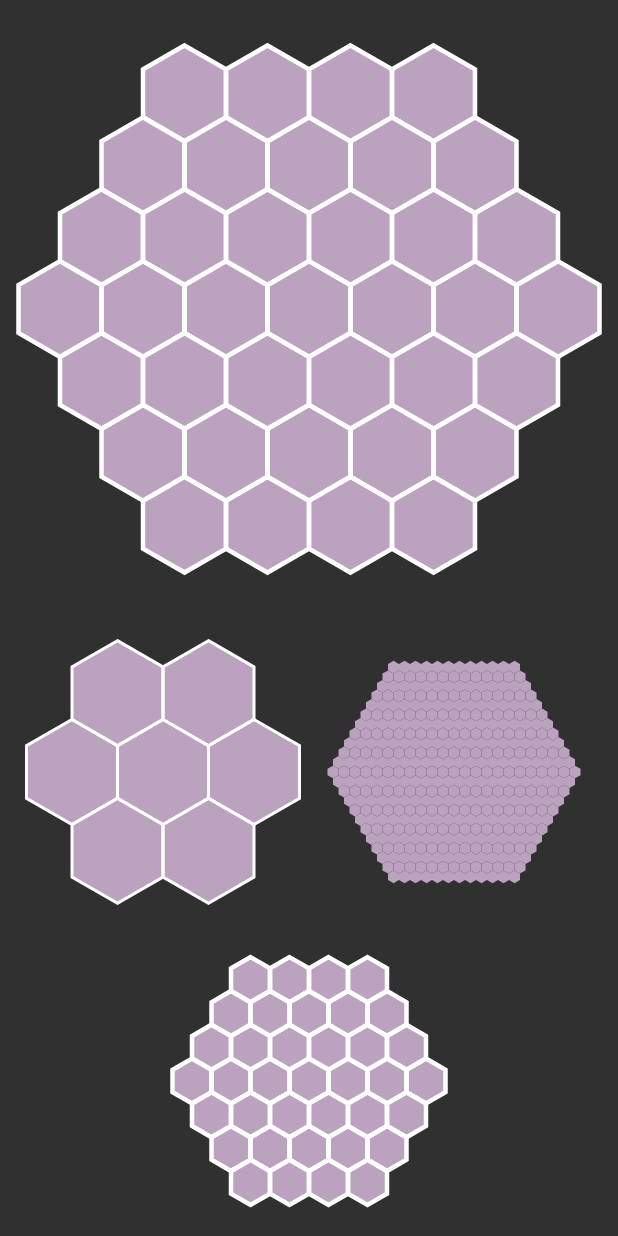
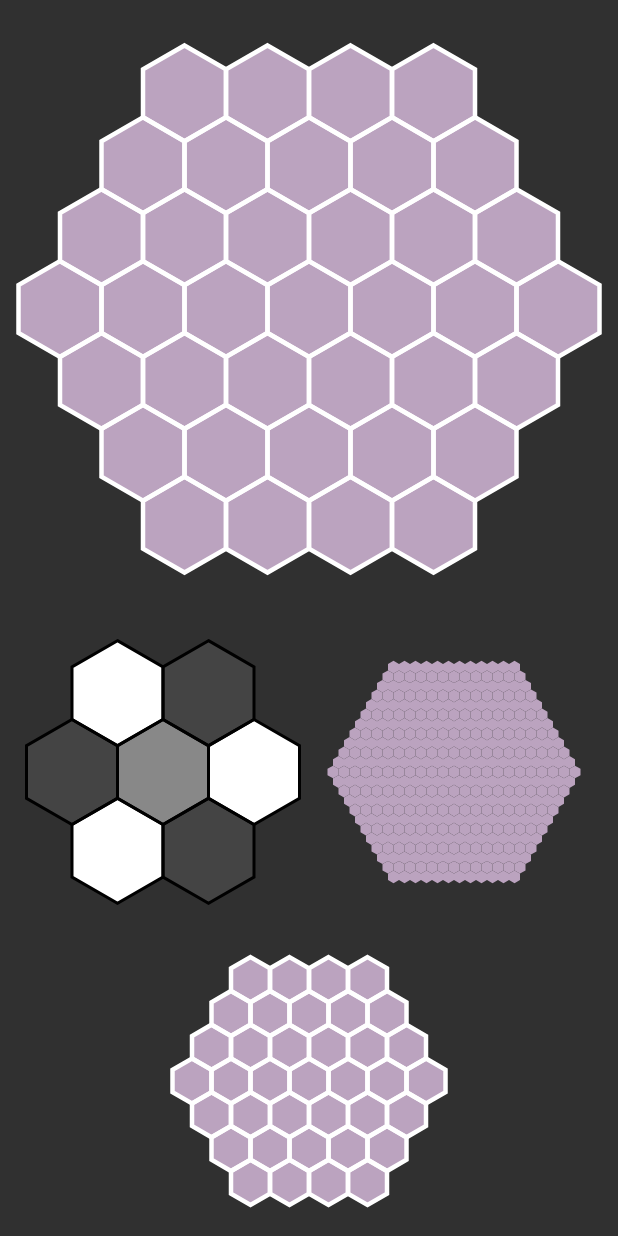
Before and after one commit to tw0reck1/ColorPickerView, an Android app: the screen it shows after launch (MainActivity), on a phone screen of 412 x 824 dp. Run offline under Robolectric (Android 15) with nearby library versions, the phone set to English and light mode, and no system bars.

Commit message:
Resolved #1

```diff
--- a/library/src/main/java/tw0reck1/colorpicker/ColorPickerView.java
+++ b/library/src/main/java/tw0reck1/colorpicker/ColorPickerView.java
@@ -27,6 +27,7 @@ import android.util.AttributeSet;
 import android.view.MotionEvent;
 import android.view.View;
 
+import java.util.ArrayList;
 import java.util.LinkedList;
 import java.util.List;
 
@@ -40,6 +41,7 @@ public class ColorPickerView extends View implements View.OnTouchListener {
 
     private Bitmap mPickerBitmap;
 
+    private List<Integer> mColorsList = new ArrayList<>();
     private int mRadius = DEFAULT_RADIUS;
     private float mStrokeWidth = DEFAULT_STROKE_WIDTH;
     private int mStrokeColor = DEFAULT_STROKE_COLOR;
@@ -124,6 +126,16 @@ public class ColorPickerView extends View implements View.OnTouchListener {
         return mStrokeColor;
     }
 
+    public void setColors(List<Integer> colorsList) {
+        mColorsList.clear();
+        mColorsList.addAll(colorsList);
+
+        if (mPickerBitmap != null) {
+            mPickerBitmap = getPickerBitmap(mRadius);
+            invalidate();
+        }
+    }
+
     public void setOnColorPickedListener(OnColorPickedListener listener) {
         mOnColorPickedListener = listener;
     }
@@ -167,7 +179,7 @@ public class ColorPickerView extends View implements View.OnTouchListener {
         if (mOnColorPickedListener == null) return false;
 
         int x = (int) event.getX(), y = (int) event.getY();
-        if ((x < 0) || (y < 0) || (x > mPickerBitmap.getWidth()) || (y > mPickerBitmap.getHeight())) {
+        if ((x < 0) || (y < 0) || (x >= mPickerBitmap.getWidth()) || (y >= mPickerBitmap.getHeight())) {
             return false;
         }
 
@@ -202,11 +214,13 @@ public class ColorPickerView extends View implements View.OnTouchListener {
 
         List<Path> shapesList = new LinkedList<>();
 
-        for (PointF point : pointsList) {
-            Path shapePath = ColorPickerUtils.getShapePath(point, shapeRadius);
+        for (int i = 0; i < pointsList.size(); i++) {
+            Path shapePath = ColorPickerUtils.getShapePath(pointsList.get(i), shapeRadius);
             shapePath.offset(getPaddingLeft(), getPaddingTop());
 
-            shapePaint.setColor(ColorPickerUtils.getRandomColor());
+            shapePaint.setColor(!mColorsList.isEmpty()
+                    ? mColorsList.get(i % mColorsList.size())
+                    : ColorPickerUtils.getRandomColor());
             canvas.drawPath(shapePath, shapePaint);
 
             shapesList.add(shapePath);
--- a/sample/src/main/java/tw0reck1/colorpickerapp/MainActivity.java
+++ b/sample/src/main/java/tw0reck1/colorpickerapp/MainActivity.java
@@ -1,8 +1,11 @@
 package tw0reck1.colorpickerapp;
 
+import android.graphics.Color;
 import android.support.v7.app.AppCompatActivity;
 import android.os.Bundle;
 import android.view.View;
+
+import java.util.Arrays;
 
 import tw0reck1.colorpicker.ColorPickerView;
 import tw0reck1.colorpicker.OnColorPickedListener;
@@ -32,6 +35,10 @@ public class MainActivity extends AppCompatActivity implements OnColorPickedList
 
         colorPickerView4 = (ColorPickerView) findViewById(R.id.colorview4);
         colorPickerView4.setOnColorPickedListener(this);
+
+        colorPickerView2.setColors(Arrays.asList(
+                Color.DKGRAY, Color.WHITE, Color.WHITE, Color.GRAY, Color.DKGRAY, Color.DKGRAY, Color.WHITE
+        ));
     }
 
     @Override
--- a/sample/src/main/res/layout/activity_main.xml
+++ b/sample/src/main/res/layout/activity_main.xml
@@ -32,7 +32,7 @@
             android:layout_weight="1"
             app:cpv_radius="2"
             app:cpv_stroke_width="2dp"
-            app:cpv_stroke_color="@android:color/white"/>
+            app:cpv_stroke_color="@android:color/black"/>
 
         <tw0reck1.colorpicker.ColorPickerView
             android:id="@+id/colorview3"
```
Also changed, not shown: 2 other files.
